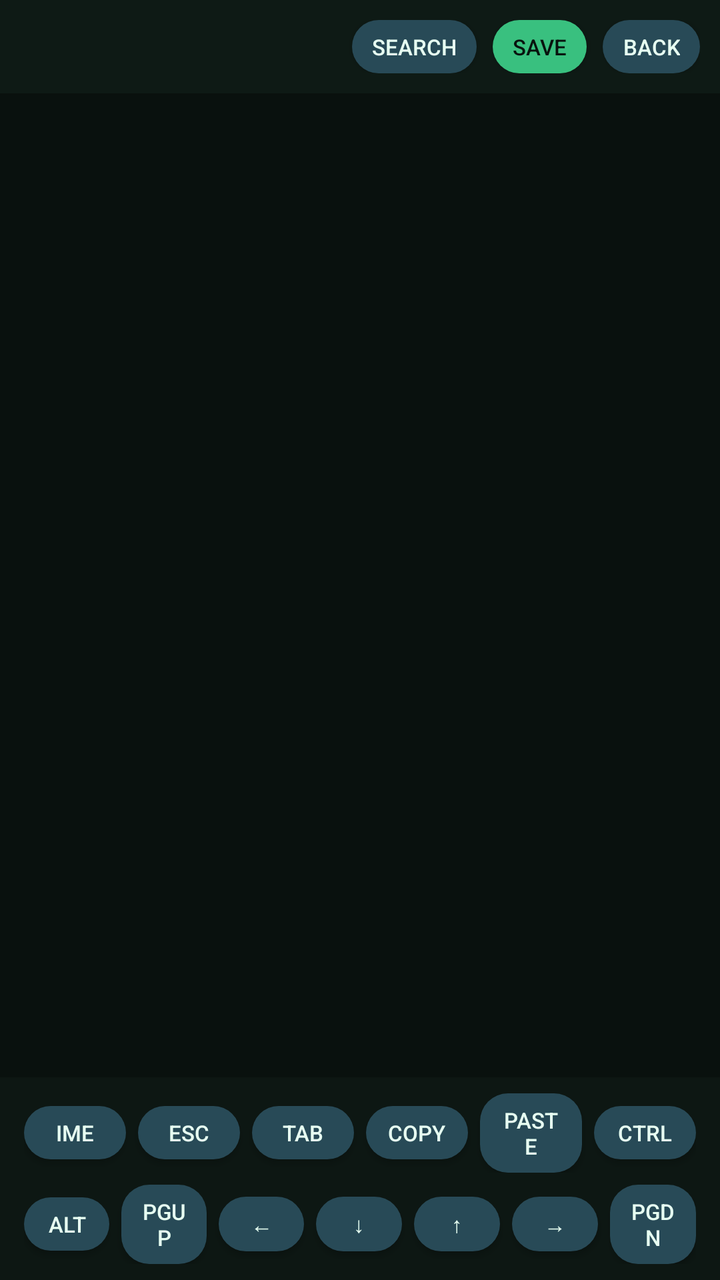
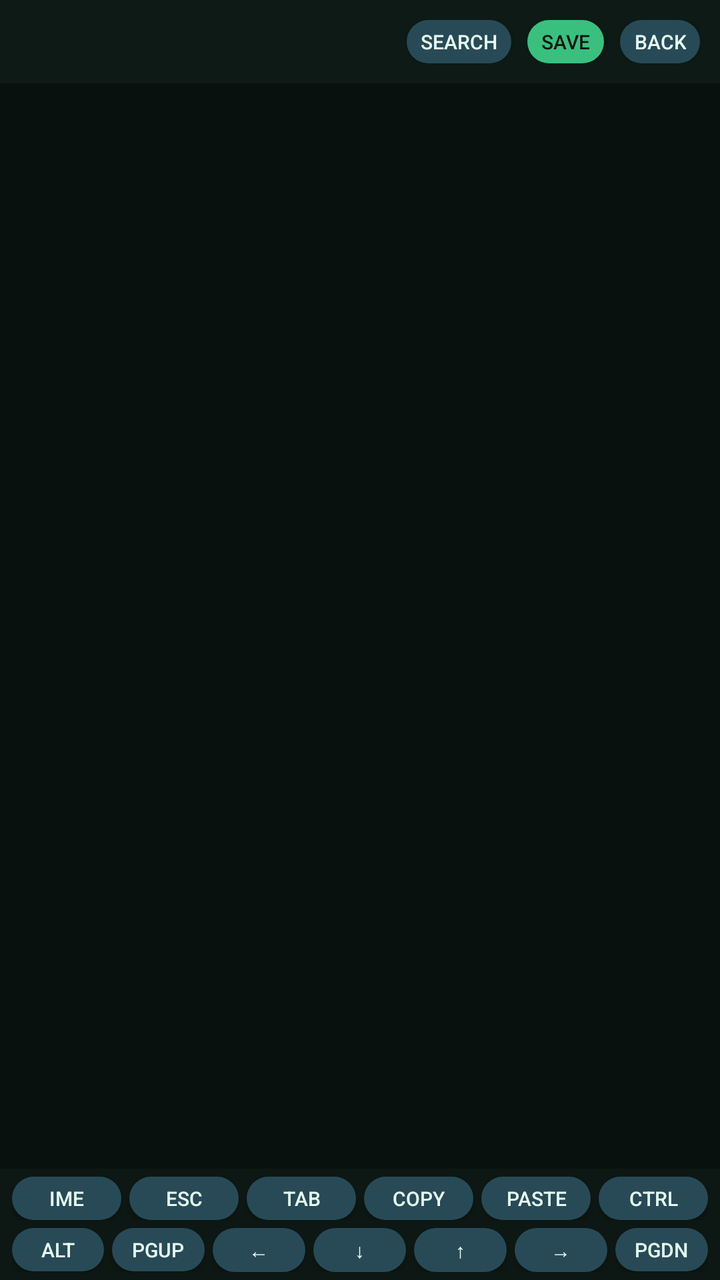

Screens rendered from an Android XML layout before and after an edit, with the pre-edit source and the edit as a unified diff.
<!-- AndroidManifest.xml: application theme Theme.SshClientJr -->
<!-- res/layout/activity_file_editor.xml -->
<?xml version="1.0" encoding="utf-8"?>
<LinearLayout xmlns:android="http://schemas.android.com/apk/res/android"
    android:layout_width="match_parent"
    android:layout_height="match_parent"
    android:background="@color/terminal_bg"
    android:fitsSystemWindows="true"
    android:orientation="vertical">

    <LinearLayout
        android:id="@+id/editorTopBar"
        android:layout_width="match_parent"
        android:layout_height="wrap_content"
        android:background="@color/terminal_top_bar"
        android:gravity="center_vertical"
        android:orientation="horizontal"
        android:padding="10dp">

        <TextView
            android:id="@+id/editorPathValue"
            android:layout_width="0dp"
            android:layout_height="wrap_content"
            android:layout_weight="1"
            android:singleLine="true"
            android:textColor="@color/text_primary"
            android:textSize="13sp"
            android:textStyle="bold" />

        <Button
            android:id="@+id/searchButton"
            style="@style/TerminalKeyButton"
            android:layout_marginStart="8dp"
            android:background="@drawable/button_secondary"
            android:text="@string/action_search"
            android:textColor="@color/button_text_light" />

        <Button
            android:id="@+id/saveButton"
            style="@style/TerminalKeyButton"
            android:layout_marginStart="8dp"
            android:background="@drawable/button_primary"
            android:text="@string/action_save"
            android:textColor="@color/button_text" />

        <Button
            android:id="@+id/editorCloseButton"
            style="@style/TerminalKeyButton"
            android:layout_marginStart="8dp"
            android:background="@drawable/button_secondary"
            android:text="@string/action_back"
            android:textColor="@color/button_text_light" />
    </LinearLayout>

    <EditText
        android:id="@+id/editorInput"
        android:layout_width="match_parent"
        android:layout_height="0dp"
        android:layout_weight="1"
        android:background="@color/terminal_bg"
        android:gravity="top|start"
        android:imeOptions="flagNoExtractUi"
        android:inputType="textMultiLine|textNoSuggestions"
        android:longClickable="true"
        android:padding="12dp"
        android:scrollbars="vertical|horizontal"
        android:textColor="@color/text_primary"
        android:textColorHint="@color/text_hint"
        android:textSize="14sp"
        android:typeface="monospace" />

    <LinearLayout
        android:id="@+id/editorKeyBar"
        android:layout_width="match_parent"
        android:layout_height="wrap_content"
        android:background="@color/terminal_bottom_bar"
        android:orientation="vertical"
        android:paddingBottom="8dp"
        android:paddingLeft="12dp"
        android:paddingRight="12dp"
        android:paddingTop="8dp">

        <LinearLayout
            android:layout_width="match_parent"
            android:layout_height="wrap_content"
            android:gravity="center_vertical"
            android:orientation="horizontal"
            android:weightSum="6">

            <Button
                android:id="@+id/editorKeyboardButton"
                style="@style/TerminalKeyButton"
                android:layout_width="0dp"
                android:layout_marginEnd="6dp"
                android:layout_weight="1"
                android:background="@drawable/button_secondary"
                android:text="@string/action_keyboard"
                android:textColor="@color/button_text_light" />

            <Button
                android:id="@+id/editorEscButton"
                style="@style/TerminalKeyButton"
                android:layout_width="0dp"
                android:layout_marginEnd="6dp"
                android:layout_weight="1"
                android:background="@drawable/button_secondary"
                android:text="@string/action_esc"
                android:textColor="@color/button_text_light" />

            <Button
                android:id="@+id/editorTabButton"
                style="@style/TerminalKeyButton"
                android:layout_width="0dp"
                android:layout_marginEnd="6dp"
                android:layout_weight="1"
                android:background="@drawable/button_secondary"
                android:text="@string/action_tab"
                android:textColor="@color/button_text_light" />

            <Button
                android:id="@+id/editorCopyButton"
                style="@style/TerminalKeyButton"
                android:layout_width="0dp"
                android:layout_marginEnd="6dp"
                android:layout_weight="1"
                android:background="@drawable/button_secondary"
                android:text="@string/action_copy"
                android:textColor="@color/button_text_light" />

            <Button
                android:id="@+id/editorPasteButton"
                style="@style/TerminalKeyButton"
                android:layout_width="0dp"
                android:layout_marginEnd="6dp"
                android:layout_weight="1"
                android:background="@drawable/button_secondary"
                android:text="@string/action_paste"
                android:textColor="@color/button_text_light" />

            <Button
                android:id="@+id/editorCtrlButton"
                style="@style/TerminalKeyButton"
                android:layout_width="0dp"
                android:layout_weight="1"
                android:background="@drawable/button_secondary"
                android:text="@string/action_ctrl"
                android:textColor="@color/button_text_light" />
        </LinearLayout>

        <LinearLayout
            android:layout_width="match_parent"
            android:layout_height="wrap_content"
            android:layout_marginTop="6dp"
            android:gravity="center_vertical"
            android:orientation="horizontal"
            android:weightSum="7">

            <Button
                android:id="@+id/editorAltButton"
                style="@style/TerminalKeyButton"
                android:layout_width="0dp"
                android:layout_marginEnd="6dp"
                android:layout_weight="1"
                android:background="@drawable/button_secondary"
                android:text="@string/action_alt"
                android:textColor="@color/button_text_light" />

            <Button
                android:id="@+id/editorPageUpButton"
                style="@style/TerminalKeyButton"
                android:layout_width="0dp"
                android:layout_marginEnd="6dp"
                android:layout_weight="1"
                android:background="@drawable/button_secondary"
                android:text="@string/action_page_up"
                android:textColor="@color/button_text_light" />

            <Button
                android:id="@+id/editorLeftButton"
                style="@style/TerminalKeyButton"
                android:layout_width="0dp"
                android:layout_marginEnd="6dp"
                android:layout_weight="1"
                android:background="@drawable/button_secondary"
                android:text="@string/action_left"
                android:textColor="@color/button_text_light" />

            <Button
                android:id="@+id/editorDownButton"
                style="@style/TerminalKeyButton"
                android:layout_width="0dp"
                android:layout_marginEnd="6dp"
                android:layout_weight="1"
                android:background="@drawable/button_secondary"
                android:text="@string/action_down"
                android:textColor="@color/button_text_light" />

            <Button
                android:id="@+id/editorUpButton"
                style="@style/TerminalKeyButton"
                android:layout_width="0dp"
                android:layout_marginEnd="6dp"
                android:layout_weight="1"
                android:background="@drawable/button_secondary"
                android:text="@string/action_up"
                android:textColor="@color/button_text_light" />

            <Button
                android:id="@+id/editorRightButton"
                style="@style/TerminalKeyButton"
                android:layout_width="0dp"
                android:layout_weight="1"
                android:background="@drawable/button_secondary"
                android:text="@string/action_right"
                android:textColor="@color/button_text_light" />

            <Button
                android:id="@+id/editorPageDownButton"
                style="@style/TerminalKeyButton"
                android:layout_width="0dp"
                android:layout_marginStart="6dp"
                android:layout_weight="1"
                android:background="@drawable/button_secondary"
                android:text="@string/action_page_down"
                android:textColor="@color/button_text_light" />
        </LinearLayout>
    </LinearLayout>
</LinearLayout>
<!-- resources referenced by this layout -->
<resources>
  <color name="button_text">#08130E</color>
  <color name="button_text_light">#E7FFF2</color>
  <color name="terminal_bg">#09110E</color>
  <color name="terminal_bottom_bar">#0D1713</color>
  <color name="terminal_top_bar">#0E1A15</color>
  <color name="text_hint">#88A79B</color>
  <color name="text_primary">#F4FFF8</color>
  <!-- drawable button_primary (drawable) -->
  <?xml version="1.0" encoding="utf-8"?>
  <selector xmlns:android="http://schemas.android.com/apk/res/android">
      <item android:state_enabled="false">
          <shape>
              <solid android:color="#668E9F96" />
              <corners android:radius="14dp" />
          </shape>
      </item>
      <item>
          <shape>
              <solid android:color="@color/primary_button" />
              <corners android:radius="14dp" />
          </shape>
      </item>
  </selector>
  <!-- drawable button_secondary (drawable) -->
  <?xml version="1.0" encoding="utf-8"?>
  <selector xmlns:android="http://schemas.android.com/apk/res/android">
      <item android:state_enabled="false">
          <shape>
              <solid android:color="#445B6670" />
              <corners android:radius="14dp" />
          </shape>
      </item>
      <item>
          <shape>
              <solid android:color="@color/secondary_button" />
              <corners android:radius="14dp" />
          </shape>
      </item>
  </selector>
  <string name="action_alt">Alt</string>
  <string name="action_back">Back</string>
  <string name="action_copy">Copy</string>
  <string name="action_ctrl">Ctrl</string>
  <string name="action_down">↓</string>
  <string name="action_esc">Esc</string>
  <string name="action_keyboard">IME</string>
  <string name="action_left">←</string>
  <string name="action_page_down">PgDn</string>
  <string name="action_page_up">PgUp</string>
  <string name="action_paste">Paste</string>
  <string name="action_right">→</string>
  <string name="action_save">Save</string>
  <string name="action_search">Search</string>
  <string name="action_tab">Tab</string>
  <string name="action_up">↑</string>
  <style name="TerminalKeyButton">
          <item name="android:layout_width">wrap_content</item>
          <item name="android:layout_height">wrap_content</item>
          <item name="android:minWidth">0dp</item>
          <item name="android:minHeight">0dp</item>
          <item name="android:paddingLeft">10dp</item>
          <item name="android:paddingTop">6dp</item>
          <item name="android:paddingRight">10dp</item>
          <item name="android:paddingBottom">6dp</item>
          <item name="android:textSize">11sp</item>
      </style>
  <style name="Theme.SshClientJr" parent="@android:style/Theme.Material.Light.NoActionBar">
          <item name="android:statusBarColor">@color/terminal_bg</item>
          <item name="android:windowBackground">@android:color/black</item>
          <item name="android:windowContentTransitions">false</item>
      </style>
  <color name="primary_button">#39C07F</color>
  <color name="secondary_button">#284A57</color>
</resources>

<!-- the commit's change to res/layout/activity_file_editor.xml (unified diff, before → after) -->
@@ -73,10 +73,10 @@
         android:layout_height="wrap_content"
         android:background="@color/terminal_bottom_bar"
         android:orientation="vertical"
-        android:paddingBottom="8dp"
-        android:paddingLeft="12dp"
-        android:paddingRight="12dp"
-        android:paddingTop="8dp">
+        android:paddingBottom="4dp"
+        android:paddingLeft="6dp"
+        android:paddingRight="6dp"
+        android:paddingTop="4dp">
 
         <LinearLayout
             android:layout_width="match_parent"
@@ -89,7 +89,7 @@
                 android:id="@+id/editorKeyboardButton"
                 style="@style/TerminalKeyButton"
                 android:layout_width="0dp"
-                android:layout_marginEnd="6dp"
+                android:layout_marginEnd="4dp"
                 android:layout_weight="1"
                 android:background="@drawable/button_secondary"
                 android:text="@string/action_keyboard"
@@ -99,7 +99,7 @@
                 android:id="@+id/editorEscButton"
                 style="@style/TerminalKeyButton"
                 android:layout_width="0dp"
-                android:layout_marginEnd="6dp"
+                android:layout_marginEnd="4dp"
                 android:layout_weight="1"
                 android:background="@drawable/button_secondary"
                 android:text="@string/action_esc"
@@ -109,7 +109,7 @@
                 android:id="@+id/editorTabButton"
                 style="@style/TerminalKeyButton"
                 android:layout_width="0dp"
-                android:layout_marginEnd="6dp"
+                android:layout_marginEnd="4dp"
                 android:layout_weight="1"
                 android:background="@drawable/button_secondary"
                 android:text="@string/action_tab"
@@ -119,7 +119,7 @@
                 android:id="@+id/editorCopyButton"
                 style="@style/TerminalKeyButton"
                 android:layout_width="0dp"
-                android:layout_marginEnd="6dp"
+                android:layout_marginEnd="4dp"
                 android:layout_weight="1"
                 android:background="@drawable/button_secondary"
                 android:text="@string/action_copy"
@@ -129,7 +129,7 @@
                 android:id="@+id/editorPasteButton"
                 style="@style/TerminalKeyButton"
                 android:layout_width="0dp"
-                android:layout_marginEnd="6dp"
+                android:layout_marginEnd="4dp"
                 android:layout_weight="1"
                 android:background="@drawable/button_secondary"
                 android:text="@string/action_paste"
@@ -148,7 +148,7 @@
         <LinearLayout
             android:layout_width="match_parent"
             android:layout_height="wrap_content"
-            android:layout_marginTop="6dp"
+            android:layout_marginTop="4dp"
             android:gravity="center_vertical"
             android:orientation="horizontal"
             android:weightSum="7">
@@ -157,7 +157,7 @@
                 android:id="@+id/editorAltButton"
                 style="@style/TerminalKeyButton"
                 android:layout_width="0dp"
-                android:layout_marginEnd="6dp"
+                android:layout_marginEnd="4dp"
                 android:layout_weight="1"
                 android:background="@drawable/button_secondary"
                 android:text="@string/action_alt"
@@ -167,7 +167,7 @@
                 android:id="@+id/editorPageUpButton"
                 style="@style/TerminalKeyButton"
                 android:layout_width="0dp"
-                android:layout_marginEnd="6dp"
+                android:layout_marginEnd="4dp"
                 android:layout_weight="1"
                 android:background="@drawable/button_secondary"
                 android:text="@string/action_page_up"
@@ -177,7 +177,7 @@
                 android:id="@+id/editorLeftButton"
                 style="@style/TerminalKeyButton"
                 android:layout_width="0dp"
-                android:layout_marginEnd="6dp"
+                android:layout_marginEnd="4dp"
                 android:layout_weight="1"
                 android:background="@drawable/button_secondary"
                 android:text="@string/action_left"
@@ -187,7 +187,7 @@
                 android:id="@+id/editorDownButton"
                 style="@style/TerminalKeyButton"
                 android:layout_width="0dp"
-                android:layout_marginEnd="6dp"
+                android:layout_marginEnd="4dp"
                 android:layout_weight="1"
                 android:background="@drawable/button_secondary"
                 android:text="@string/action_down"
@@ -197,7 +197,7 @@
                 android:id="@+id/editorUpButton"
                 style="@style/TerminalKeyButton"
                 android:layout_width="0dp"
-                android:layout_marginEnd="6dp"
+                android:layout_marginEnd="4dp"
                 android:layout_weight="1"
                 android:background="@drawable/button_secondary"
                 android:text="@string/action_up"
@@ -216,7 +216,7 @@
                 android:id="@+id/editorPageDownButton"
                 style="@style/TerminalKeyButton"
                 android:layout_width="0dp"
-                android:layout_marginStart="6dp"
+                android:layout_marginStart="4dp"
                 android:layout_weight="1"
                 android:background="@drawable/button_secondary"
                 android:text="@string/action_page_down"
<!-- resource entries referenced after the edit -->
@@ -60,11 +60,11 @@
           <item name="android:layout_height">wrap_content</item>
           <item name="android:minWidth">0dp</item>
           <item name="android:minHeight">0dp</item>
-          <item name="android:paddingLeft">10dp</item>
-          <item name="android:paddingTop">6dp</item>
-          <item name="android:paddingRight">10dp</item>
-          <item name="android:paddingBottom">6dp</item>
-          <item name="android:textSize">11sp</item>
+          <item name="android:paddingLeft">7dp</item>
+          <item name="android:paddingTop">4dp</item>
+          <item name="android:paddingRight">7dp</item>
+          <item name="android:paddingBottom">4dp</item>
+          <item name="android:textSize">10sp</item>
       </style>
   <style name="Theme.SshClientJr" parent="@android:style/Theme.Material.Light.NoActionBar">
           <item name="android:statusBarColor">@color/terminal_bg</item>
